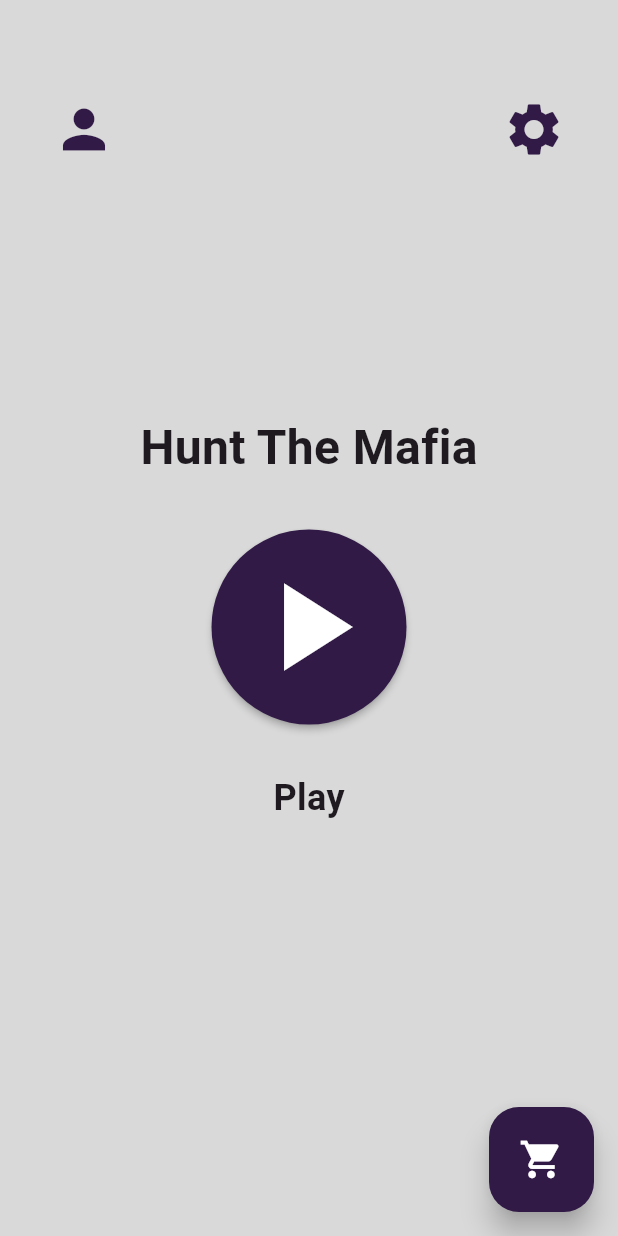
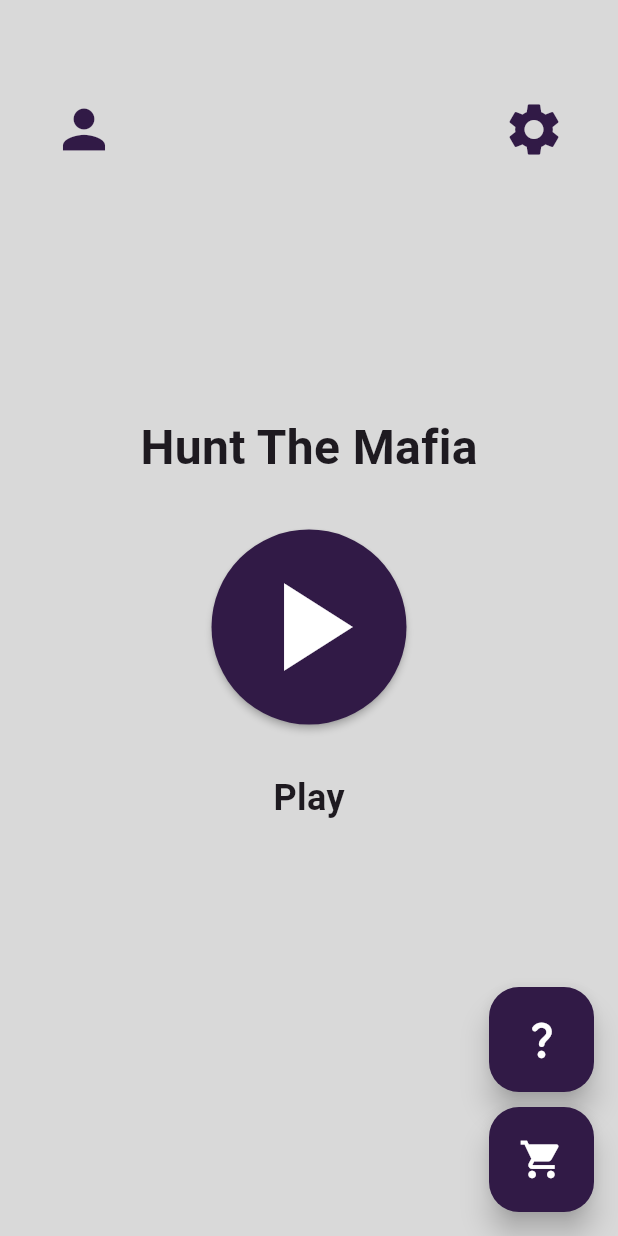
Before and after one commit to EnhanceTeam/Hunt-The-Mafia-DEPD, a Flutter app: the screen it shows after launch, on a phone screen of 412 x 824 dp. Run offline on Flutter 3.47's test engine with Material 2 defaults, Android fonts, the phone set to English and light mode, and no system bars; drawn by our look-alikes of dynamic_color; our stand-ins replace basic_utils, cloud_firestore, firebase_auth, firebase_core, flutter_svg, fluttertoast and 2 more; accounts and stored records are empty; Roboto replaces fonts that are missing (Poppins).

Commit message:
Set Guide Button

```diff
--- a/hunt_the_mafia/lib/views/pages/page_mainmenu.dart
+++ b/hunt_the_mafia/lib/views/pages/page_mainmenu.dart
@@ -82,7 +82,8 @@ class _MainMenuPageState extends State<MainMenuPage> {
                                 textColor: Colors.white,
                                 fontSize: 16.0);
                           });
-                        Navigator.pushReplacementNamed(context, ProfilePage.routeName);
+                          Navigator.pushReplacementNamed(
+                              context, ProfilePage.routeName);
                         },
                         child: const Icon(
                           Icons.person,
@@ -107,7 +108,30 @@ class _MainMenuPageState extends State<MainMenuPage> {
             ),
           ),
         ])),
-      floatingActionButton: Container(
+        floatingActionButton:
+            Column(mainAxisAlignment: MainAxisAlignment.end, children: [
+          Container(
+            height: 70,
+            width: 70,
+            child: FittedBox(
+              child: FloatingActionButton(
+                  elevation: 8,
+                  backgroundColor: Const.baseColor,
+                  onPressed: () {
+                    Navigator.pushNamed(context, GuidePage.routeName);
+                  },
+                  heroTag: "Guide",
+                  child: Icon(
+                    Icons.question_mark_rounded,
+                    color: Colors.white,
+                  )),
+            ),
+          ),
+          SizedBox(
+            width: 20,
+            height: 10,
+          ),
+          Container(
             height: 70,
             width: 70,
             child: FittedBox(
@@ -117,12 +141,13 @@ class _MainMenuPageState extends State<MainMenuPage> {
                   onPressed: () {
                     Navigator.pushNamed(context, ShopPage.routeName);
                   },
+                  heroTag: "Shop",
                   child: Icon(
                     Icons.shopping_cart,
                     color: Colors.white,
                   )),
             ),
           ),
-    );
+        ]));
   }
 }
```
Lines whose indentation alone changed are shown as unchanged.
